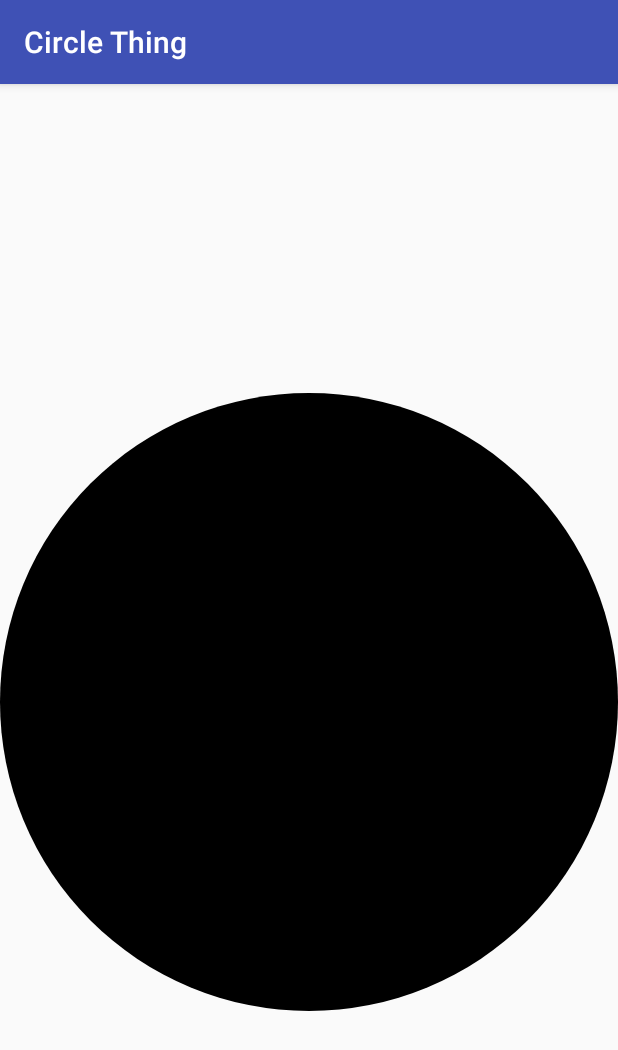
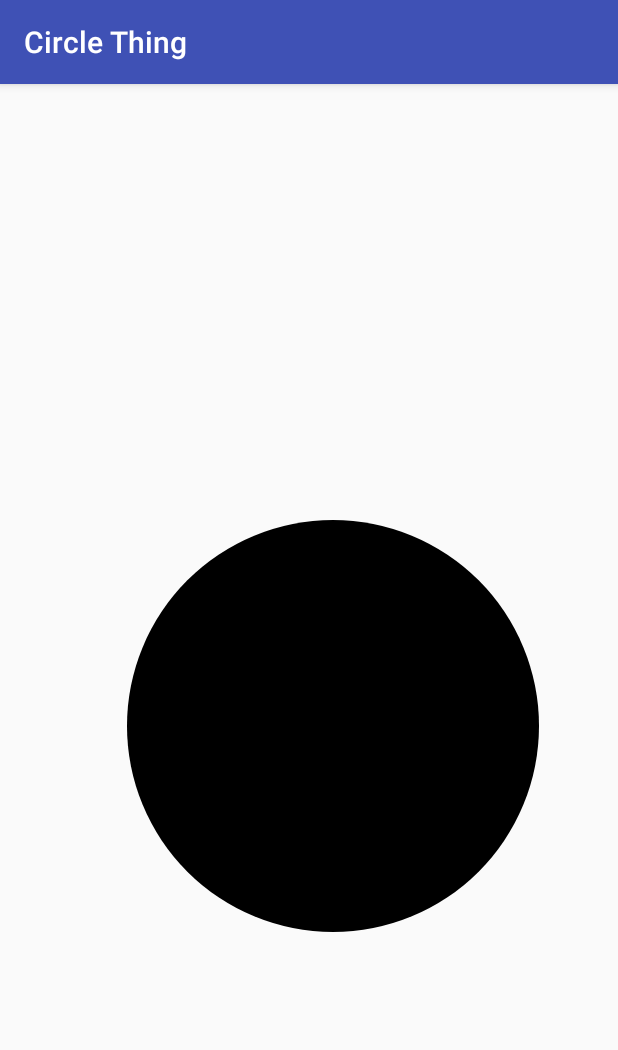
Before and after one commit to agzen2000/CircleThing, an Android app: the screen it shows after launch (MainActivity), on a phone screen of 412 x 824 dp. Shown: the top 1050 px of the screen. Run offline under Robolectric (Android 15) with nearby library versions, the phone set to English and light mode, and no system bars.

Commit message:
Adding circle as a view

```diff
--- a/app/build.gradle
+++ b/app/build.gradle
@@ -25,5 +25,6 @@ dependencies {
         exclude group: 'com.android.support', module: 'support-annotations'
     })
     compile 'com.android.support:appcompat-v7:25.1.1'
+    compile 'com.android.support:support-v4:25.1.1'
     testCompile 'junit:junit:4.12'
 }
--- a/app/src/main/AndroidManifest.xml
+++ b/app/src/main/AndroidManifest.xml
@@ -15,6 +15,11 @@
                 <category android:name="android.intent.category.LAUNCHER" />
             </intent-filter>
         </activity>
+        <activity
+            android:name=".FullscreenActivity"
+            android:configChanges="orientation|keyboardHidden|screenSize"
+            android:label="@string/title_activity_fullscreen"
+            android:theme="@style/FullscreenTheme"></activity>
     </application>
 
 </manifest>
--- a/app/src/main/java/com/games/akash/circlething/Circle.java
+++ b/app/src/main/java/com/games/akash/circlething/Circle.java
@@ -7,6 +7,7 @@ import android.graphics.Paint;
 import android.graphics.RectF;
 import android.graphics.drawable.ShapeDrawable;
 import android.graphics.drawable.shapes.OvalShape;
+import android.util.AttributeSet;
 import android.view.View;
 
 /**
@@ -19,17 +20,31 @@ public class Circle extends View
     int mWidth= this.getResources().getDisplayMetrics().widthPixels;
     int mHeight= this.getResources().getDisplayMetrics().heightPixels;
 
-    public Circle(Context context)
+    public Circle(Context context) {
+        super(context);
+        init(context);
+    }
+
+
+    public Circle(Context context, AttributeSet attrs) {
+        super(context, attrs);
+        init(context);
+    }
+
+    public Circle(Context context, AttributeSet attrs, int defStyle) {
+        super(context, attrs, defStyle);
+        init(context);
+    }
+
+    public void init(Context context)
     {
-        super(context);
-
         int x = mWidth/2;
         int y = mHeight/2;
-        int raidus = mWidth/2;
+        int radius = mWidth/3;
 
         mDrawable = new ShapeDrawable(new OvalShape());
         mDrawable.getPaint().setColor(Color.BLACK);
-        mDrawable.setBounds(x-raidus, y-raidus, x+raidus, y+raidus);
+        mDrawable.setBounds(x-radius, y-radius, x+radius, y+radius);
     }
 
     @Override
--- a/app/src/main/java/com/games/akash/circlething/MainActivity.java
+++ b/app/src/main/java/com/games/akash/circlething/MainActivity.java
@@ -19,7 +19,9 @@ public class MainActivity extends AppCompatActivity
         super.onCreate(savedInstanceState);
         setContentView(R.layout.activity_main);
         c = new Circle(this);
-        setContentView(c);
+        setContentView(R.layout.activity_main);
+
+
 
     }
 }
--- a/app/src/main/res/layout/activity_main.xml
+++ b/app/src/main/res/layout/activity_main.xml
@@ -10,4 +10,8 @@
     android:paddingTop="@dimen/activity_vertical_margin"
     tools:context="com.games.akash.circlething.MainActivity">
 
+    <com.games.akash.circlething.Circle
+        android:layout_width="match_parent"
+        android:layout_height="match_parent" />
+
 </LinearLayout>
--- a/app/src/main/res/values/colors.xml
+++ b/app/src/main/res/values/colors.xml
@@ -3,4 +3,6 @@
     <color name="colorPrimary">#3F51B5</color>
     <color name="colorPrimaryDark">#303F9F</color>
     <color name="colorAccent">#FF4081</color>
+
+    <color name="black_overlay">#66000000</color>
 </resources>
--- a/app/src/main/res/values/strings.xml
+++ b/app/src/main/res/values/strings.xml
@@ -1,3 +1,7 @@
 <resources>
     <string name="app_name">Circle Thing</string>
+
+    <string name="title_activity_fullscreen">FullscreenActivity</string>
+    <string name="dummy_button">Dummy Button</string>
+    <string name="dummy_content">DUMMY\nCONTENT</string>
 </resources>
--- a/app/src/main/res/values/styles.xml
+++ b/app/src/main/res/values/styles.xml
@@ -8,4 +8,16 @@
         <item name="colorAccent">@color/colorAccent</item>
     </style>
 
+    <style name="FullscreenTheme" parent="AppTheme">
+        <item name="android:actionBarStyle">@style/FullscreenActionBarStyle</item>
+        <item name="android:windowActionBarOverlay">true</item>
+        <item name="android:windowBackground">@null</item>
+        <item name="metaButtonBarStyle">?android:attr/buttonBarStyle</item>
+        <item name="metaButtonBarButtonStyle">?android:attr/buttonBarButtonStyle</item>
+    </style>
+
+    <style name="FullscreenActionBarStyle" parent="Widget.AppCompat.ActionBar">
+        <item name="android:background">@color/black_overlay</item>
+    </style>
+
 </resources>
```
Also changed, not shown: app/src/main/res/values/attrs.xml (added, +12 -0 lines).
